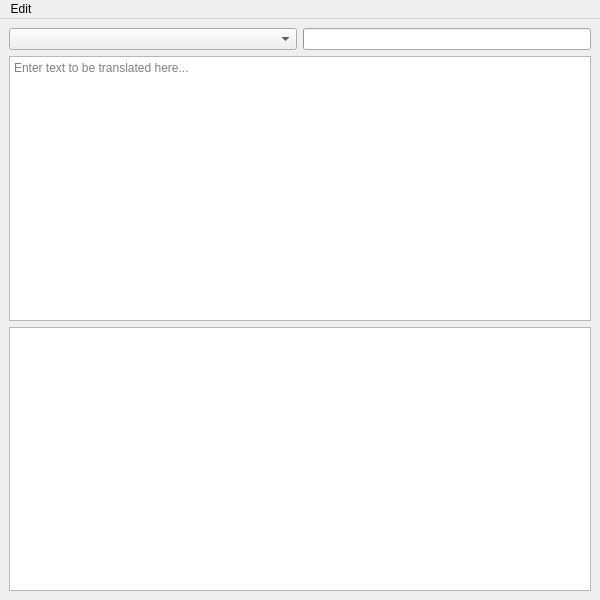
Above: mainwindow.ui from XapaJIaMnu/translateLocally before the change. Below: the same form after it.
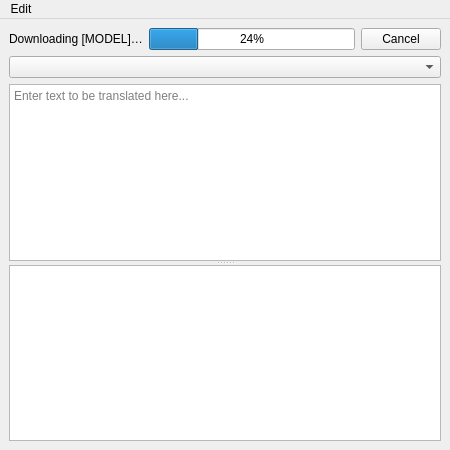
That is the form after the change.

Commit message: Move download progress bar into the same spot as the model selection widget

Patch:
```diff
--- a/mainwindow.ui
+++ b/mainwindow.ui
@@ -6,27 +6,102 @@
    <rect>
     <x>0</x>
     <y>0</y>
-    <width>600</width>
-    <height>600</height>
+    <width>450</width>
+    <height>450</height>
    </rect>
   </property>
+  <property name="maximumSize">
+   <size>
+    <width>16777215</width>
+    <height>16777215</height>
+   </size>
+  </property>
   <property name="windowTitle">
    <string>translateLocally</string>
   </property>
   <widget class="QWidget" name="centralwidget">
    <layout class="QGridLayout" name="gridLayout">
-    <item row="3" column="0">
-     <widget class="QPlainTextEdit" name="inputBox">
-      <property name="placeholderText">
-       <string>Enter text to be translated here...</string>
-      </property>
-     </widget>
-    </item>
-    <item row="5" column="0">
-     <widget class="QTextBrowser" name="outputBox"/>
-    </item>
     <item row="1" column="0">
-     <layout class="QHBoxLayout" name="horizontalLayout">
+     <widget class="QWidget" name="widget" native="true">
+      <layout class="QVBoxLayout" name="verticalLayout_2">
+       <property name="leftMargin">
+        <number>0</number>
+       </property>
+       <property name="topMargin">
+        <number>0</number>
+       </property>
+       <property name="rightMargin">
+        <number>0</number>
+       </property>
+       <property name="bottomMargin">
+        <number>0</number>
+       </property>
+       <item>
+        <widget class="QSplitter" name="splitter">
+         <property name="orientation">
+          <enum>Qt::Vertical</enum>
+         </property>
+         <property name="childrenCollapsible">
+          <bool>false</bool>
+         </property>
+         <widget class="QPlainTextEdit" name="inputBox">
+          <property name="minimumSize">
+           <size>
+            <width>0</width>
+            <height>0</height>
+           </size>
+          </property>
+          <property name="placeholderText">
+           <string>Enter text to be translated here...</string>
+          </property>
+         </widget>
+         <widget class="QTextBrowser" name="outputBox"/>
+        </widget>
+       </item>
+      </layout>
+     </widget>
+    </item>
+    <item row="0" column="0">
+     <layout class="QVBoxLayout" name="verticalLayout">
+      <item>
+       <widget class="QWidget" name="downloadPane" native="true">
+        <layout class="QHBoxLayout" name="horizontalLayout_2">
+         <property name="leftMargin">
+          <number>0</number>
+         </property>
+         <property name="topMargin">
+          <number>0</number>
+         </property>
+         <property name="rightMargin">
+          <number>0</number>
+         </property>
+         <property name="bottomMargin">
+          <number>0</number>
+         </property>
+         <item>
+          <widget class="QLabel" name="downloadLabel">
+           <property name="text">
+            <string>Downloading [MODEL]…</string>
+           </property>
+          </widget>
+         </item>
+         <item>
+          <widget class="QProgressBar" name="downloadProgress">
+           <property name="value">
+            <number>24</number>
+           </property>
+          </widget>
+         </item>
+         <item>
+          <widget class="QPushButton" name="cancelDownloadButton">
+           <property name="text">
+            <string>Cancel</string>
+           </property>
+          </widget>
+         </item>
+        </layout>
+       </widget>
+      </item>
       <item>
        <widget class="QComboBox" name="localModels">
         <property name="minimumSize">
@@ -37,16 +112,6 @@
         </property>
        </widget>
       </item>
-      <item>
-       <widget class="QProgressBar" name="progressBar">
-        <property name="sizePolicy">
-         <sizepolicy hsizetype="Preferred" vsizetype="Fixed">
-          <horstretch>0</horstretch>
-          <verstretch>0</verstretch>
-         </sizepolicy>
-        </property>
-       </widget>
-      </item>
      </layout>
     </item>
    </layout>
@@ -56,7 +121,7 @@
     <rect>
      <x>0</x>
      <y>0</y>
-     <width>677</width>
+     <width>450</width>
      <height>24</height>
     </rect>
    </property>
```
The commit also changes 4 other files.
